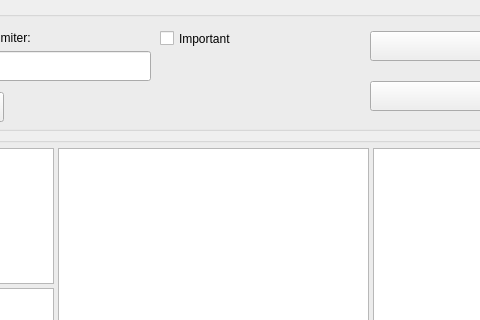
ccbogel/QualCoder, file GUI_UIs/ui_dialog_report_codings.ui: the form before one commit; both pictures show x 281 to 761 and y 0 to 320 of the 989 by 580 pixel window.
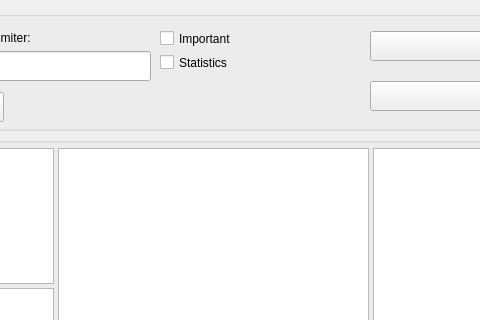
The form after the commit.

The edit to the form file:
```diff
--- a/GUI_UIs/ui_dialog_report_codings.ui
+++ b/GUI_UIs/ui_dialog_report_codings.ui
@@ -259,6 +259,22 @@
        <string/>
       </property>
      </widget>
+     <widget class="QCheckBox" name="checkBox_show_stats">
+      <property name="geometry">
+       <rect>
+        <x>430</x>
+        <y>40</y>
+        <width>161</width>
+        <height>23</height>
+       </rect>
+      </property>
+      <property name="toolTip">
+       <string>Display summary statistics</string>
+      </property>
+      <property name="text">
+       <string>Statistics</string>
+      </property>
+     </widget>
     </widget>
    </item>
    <item>
```
